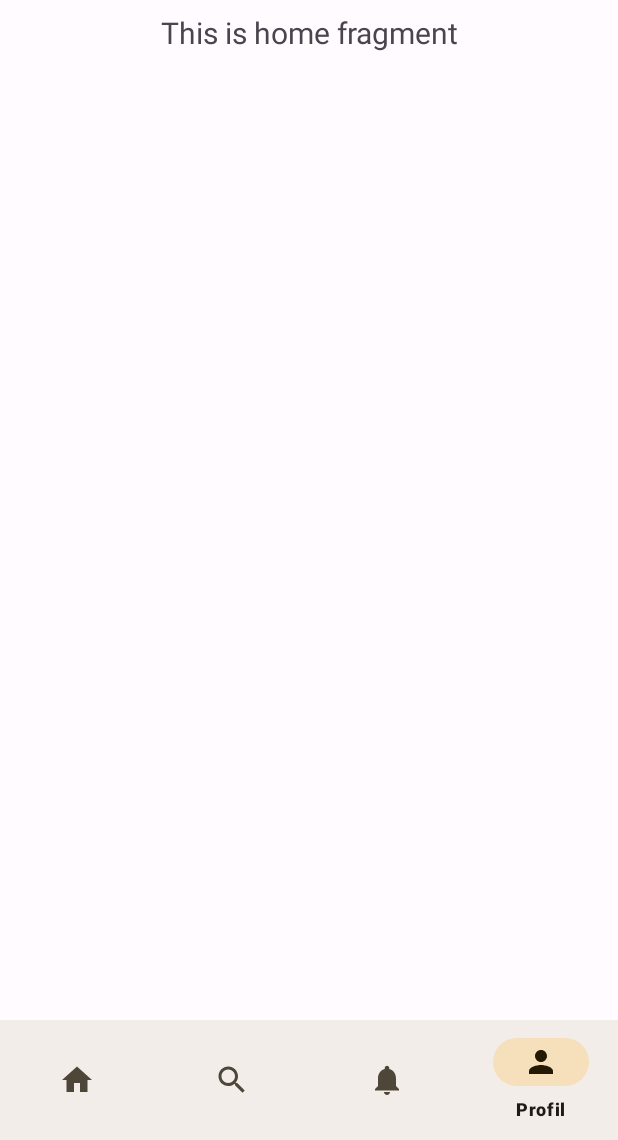
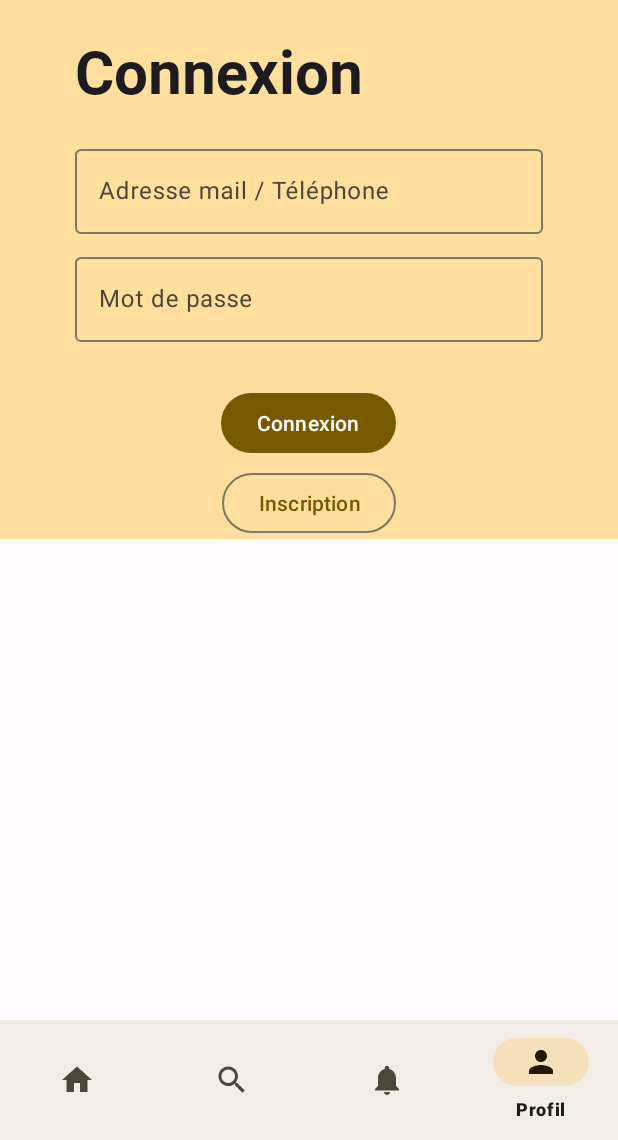
Before and after one commit to LoloLeMono/InterIm, an Android app: the screen it shows after launch (MainActivity), item 4 of the bottom bar chosen, on a phone screen of 412 x 824 dp, the part 96-1236 px from its top. Run offline under Robolectric (Android 15) with nearby library versions, the phone set to English and light mode, and no system bars; our stand-ins replace navigation-ui.

Commit message:
Add login form

```diff
--- a/Android/app/src/main/java/com/mobile/inter_im/ui/profil/ProfilFragment.java
+++ b/Android/app/src/main/java/com/mobile/inter_im/ui/profil/ProfilFragment.java
@@ -24,8 +24,8 @@ private FragmentProfilBinding binding;
     binding = FragmentProfilBinding.inflate(inflater, container, false);
     View root = binding.getRoot();
 
-        final TextView textView = binding.textProfil;
-        profilViewModel.getText().observe(getViewLifecycleOwner(), textView::setText);
+        /*final TextView textView = binding.textProfil;
+        profilViewModel.getText().observe(getViewLifecycleOwner(), textView::setText);*/
         return root;
     }
 
--- a/Android/app/src/main/res/layout/fragment_home.xml
+++ b/Android/app/src/main/res/layout/fragment_home.xml
@@ -84,7 +84,7 @@
                         android:layout_width="match_parent"
                         android:layout_marginBottom="20dp"
                         android:layout_height="wrap_content"
-                        android:hint="@string/testAPI">
+                        android:hint="Métier">
 
                         <com.google.android.material.textfield.TextInputEditText
                             android:layout_width="match_parent"
--- a/Android/app/src/main/res/layout/fragment_profil.xml
+++ b/Android/app/src/main/res/layout/fragment_profil.xml
@@ -5,19 +5,78 @@
     xmlns:tools="http://schemas.android.com/tools"
     android:layout_width="match_parent"
     android:layout_height="match_parent"
-    tools:context=".ui.profil.ProfilFragment" >
+    tools:context=".ui.profil.ProfilFragment"
+    android:background="?attr/colorPrimaryContainer">
 
-    <TextView
-        android:id="@+id/text_profil"
+    <LinearLayout
         android:layout_width="match_parent"
         android:layout_height="wrap_content"
-        android:layout_marginStart="8dp"
-        android:layout_marginTop="8dp"
-        android:layout_marginEnd="8dp"
-        android:textAlignment="center"
-        android:textSize="20sp"
-        app:layout_constraintEnd_toEndOf="parent"
-        app:layout_constraintStart_toStartOf="parent"
-        app:layout_constraintTop_toTopOf="parent"
-        app:layout_constraintBottom_toBottomOf="parent" />
+        android:layout_marginBottom="300dp"
+        android:layout_marginTop="30dp"
+        android:layout_marginStart="50dp"
+        android:layout_marginEnd="50dp"
+        android:orientation="vertical"
+        tools:ignore="MissingConstraints">
+
+        <TextView
+            android:id="@+id/text_login_title"
+
+            android:layout_width="wrap_content"
+            android:layout_height="wrap_content"
+            android:layout_marginTop="20dp"
+            android:layout_marginEnd="20dp"
+            android:layout_marginBottom="20dp"
+
+            android:text="Connexion"
+            android:textSize="40sp"
+            android:fontFamily="@font/roboto_bold"
+            android:textColor="?android:attr/textColorPrimary"
+
+            app:layout_constraintEnd_toEndOf='parent'
+            app:layout_constraintStart_toStartOf="parent"
+            app:layout_constraintTop_toTopOf="parent"/>
+
+        <com.google.android.material.textfield.TextInputLayout
+            android:id="@+id/textField_menu"
+            android:layout_width="match_parent"
+            android:layout_height="wrap_content"
+            android:layout_marginBottom="10dp"
+            android:hint="Adresse mail / Téléphone">
+
+            <com.google.android.material.textfield.TextInputEditText
+                android:layout_width="match_parent"
+                android:layout_height="wrap_content"
+                />
+        </com.google.android.material.textfield.TextInputLayout>
+
+        <com.google.android.material.textfield.TextInputLayout
+            android:id="@+id/textField2_menu"
+            android:layout_width="match_parent"
+            android:layout_height="wrap_content"
+            android:layout_marginBottom="30dp"
+            android:hint="Mot de passe">
+
+            <com.google.android.material.textfield.TextInputEditText
+                android:layout_width="match_parent"
+                android:layout_height="wrap_content"
+                />
+        </com.google.android.material.textfield.TextInputLayout>
+
+        <Button
+            android:id="@+id/button_login"
+            android:layout_width="wrap_content"
+            android:layout_height="wrap_content"
+            android:layout_gravity="center"
+            android:text="Connexion" />
+
+        <Button
+            android:id="@+id/button_register"
+            style="@style/Widget.Material3.Button.OutlinedButton"
+            android:layout_width="wrap_content"
+            android:layout_height="wrap_content"
+            android:layout_marginTop="5dp"
+            android:layout_gravity="center"
+            android:text="Inscription" />
+
+    </LinearLayout>
 </androidx.constraintlayout.widget.ConstraintLayout>
```
Also changed, not shown: 524 other files.
